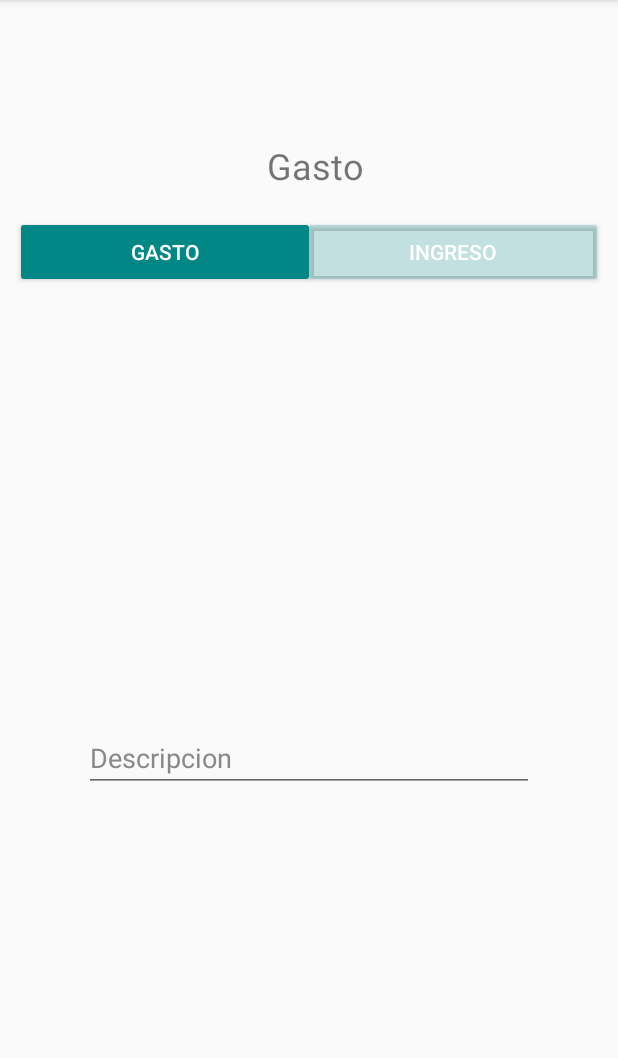
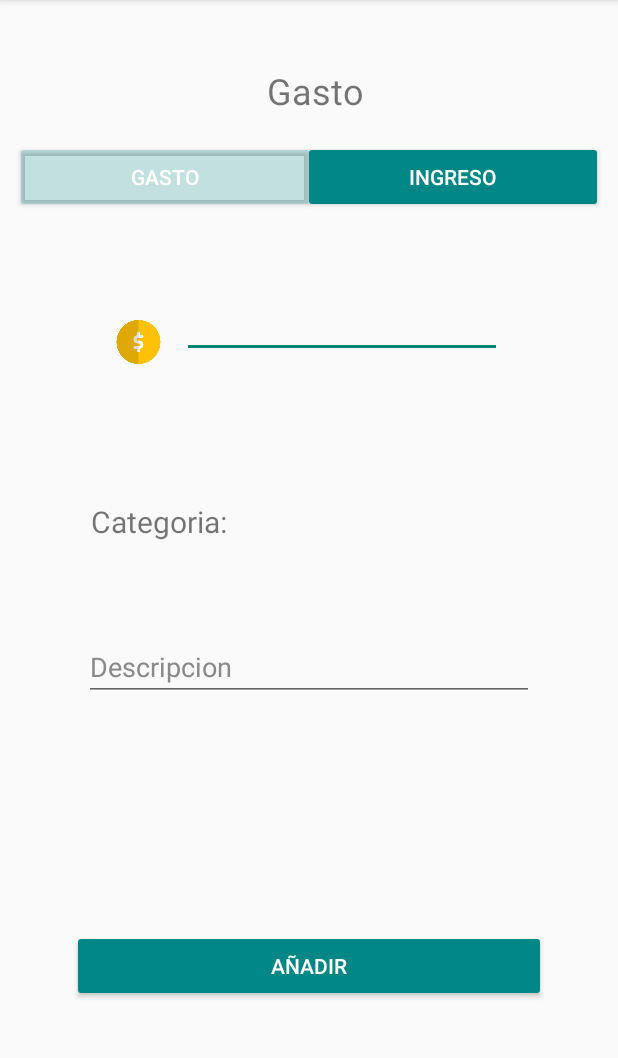
Before and after one commit to lupitaCarranza/KEL, an Android app: the gastos screen opened directly, with no data from a screen before it, on a phone screen of 412 x 824 dp, the part 84-1142 px from its top. Run offline under Robolectric (Android 15) with nearby library versions, the phone set to English and light mode, and no system bars.

Commit message:
solo falta la maldita grafica :(

```diff
--- a/app/src/main/java/com/example/kelfinanzas/MainActivity.java
+++ b/app/src/main/java/com/example/kelfinanzas/MainActivity.java
@@ -20,12 +20,12 @@ public class MainActivity extends AppCompatActivity {
             per();
         });
 
-        textview = findViewById(R.id.btn_ir_datos_perfil);
+        textview = findViewById(R.id.btn_ir_ing);
         textview.setOnClickListener(v -> {
             vering();
         });
 
-        gts = findViewById(R.id.btn_ir_datos_perfil);
+        gts = findViewById(R.id.btn_ir_gas);
         gts.setOnClickListener(v -> {
             vergts();
         });
--- a/app/src/main/res/layout/activity_gastos.xml
+++ b/app/src/main/res/layout/activity_gastos.xml
@@ -17,9 +17,9 @@
         android:layout_height="wrap_content"
         android:layout_gravity="start"
         android:layout_marginStart="10dp"
-        android:layout_marginTop="200dp"
-        android:backgroundTint="@color/teal_700"
+        android:layout_marginTop="150dp"
 
+        android:backgroundTint="#39018786"
         android:text="@string/Gastos"
         android:textColor="@color/white"
         app:layout_constraintStart_toStartOf="parent"
@@ -30,9 +30,9 @@
         android:layout_width="200dp"
         android:layout_height="wrap_content"
         android:layout_gravity="start"
-        android:layout_marginTop="200dp"
+        android:layout_marginTop="150dp"
         android:layout_marginEnd="10dp"
-        android:backgroundTint="#39018786"
+        android:backgroundTint="@color/teal_700"
 
         android:text="@string/Ingresos"
         android:textColor="@color/white"
@@ -44,11 +44,12 @@
         android:layout_width="51dp"
         android:layout_height="32dp"
         android:layout_marginStart="63dp"
+        android:layout_marginTop="70dp"
         android:contentDescription="@string/Gastos"
         app:layout_constraintEnd_toStartOf="@+id/editTextGasto"
         app:layout_constraintStart_toStartOf="parent"
-        app:srcCompat="@drawable/peso"
-        tools:layout_editor_absoluteY="326dp" />
+        app:layout_constraintTop_toBottomOf="@+id/btn_gasto2"
+        app:srcCompat="@drawable/peso" />
 
     <EditText
         android:id="@+id/editTextGasto"
@@ -60,16 +61,20 @@
         android:inputType="numberDecimal"
         app:layout_constraintBottom_toTopOf="@+id/textViewDesc"
         app:layout_constraintEnd_toEndOf="parent"
-        app:layout_constraintStart_toEndOf="@+id/imageView18" />
+        app:layout_constraintStart_toEndOf="@+id/imageView18"
+        app:layout_constraintTop_toBottomOf="@+id/btn_ingresos2" />
 
     <TextView
         android:id="@+id/textViewDesc"
         android:layout_width="wrap_content"
         android:layout_height="wrap_content"
+        android:layout_marginTop="90dp"
+        android:layout_marginEnd="200dp"
         android:text="Categoria:"
         android:textSize="20sp"
-        tools:layout_editor_absoluteX="54dp"
-        tools:layout_editor_absoluteY="402dp" />
+        app:layout_constraintEnd_toEndOf="parent"
+        app:layout_constraintStart_toStartOf="parent"
+        app:layout_constraintTop_toBottomOf="@+id/imageView18" />
 
     <EditText
         android:id="@+id/editTextTextPersonName2"
@@ -82,7 +87,8 @@
         android:textColor="#8A8989"
         app:layout_constraintBottom_toBottomOf="parent"
         app:layout_constraintEnd_toEndOf="parent"
-        app:layout_constraintStart_toStartOf="parent" />
+        app:layout_constraintStart_toStartOf="parent"
+        app:layout_constraintTop_toBottomOf="@+id/textViewDesc" />
 
 
     <Button
@@ -91,24 +97,22 @@
         android:layout_height="wrap_content"
         android:layout_gravity="start"
         android:layout_marginStart="48dp"
-        android:layout_marginTop="16dp"
         android:layout_marginEnd="48dp"
-        android:layout_marginBottom="80dp"
+        android:layout_marginBottom="100dp"
+
         android:backgroundTint="@color/teal_700"
-
         android:text="@string/añadir"
         android:textColor="@color/white"
+        app:layout_constraintBottom_toBottomOf="parent"
         app:layout_constraintEnd_toEndOf="parent"
         app:layout_constraintHorizontal_bias="0.496"
-        app:layout_constraintStart_toStartOf="parent"
-        tools:layout_editor_absoluteY="590dp" />
+        app:layout_constraintStart_toStartOf="parent" />
 
     <TextView
         android:id="@+id/txt_gas"
         android:layout_width="wrap_content"
         android:layout_height="wrap_content"
-        android:layout_marginTop="150dp"
-        android:layout_marginBottom="333dp"
+        android:layout_marginTop="100dp"
         android:text="@string/Gastos"
         android:textSize="24sp"
         app:layout_constraintEnd_toEndOf="parent"
```
Also changed, not shown: app/src/main/res/layout/activity_ingresos.xml (+6 -3 lines).
